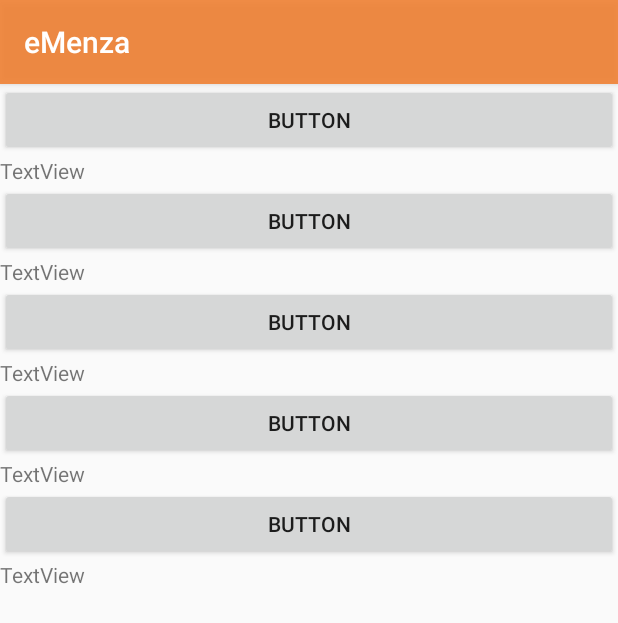
After one commit to SebastijanKokai/eMenza, an Android app: the Notifications screen opened directly, with no data from a screen before it, on a phone screen of 412 x 824 dp. The commit adds this screen. Shown: the top 623 px of the screen. Run offline under Robolectric (Android 15) with nearby library versions, the phone set to English and light mode, and no system bars.

Commit message:
Notifications

```diff
--- a/app/build.gradle
+++ b/app/build.gradle
@@ -38,6 +38,9 @@ dependencies {
     implementation 'com.google.firebase:firebase-auth:19.3.0'
     implementation 'androidx.annotation:annotation:1.1.0'
     implementation 'androidx.lifecycle:lifecycle-extensions:2.2.0'
+    implementation 'com.github.bumptech.glide:glide:4.7.1'
+    implementation 'org.jsoup:jsoup:1.13.1'
+    annotationProcessor 'com.github.bumptech.glide:compiler:4.7.1'
     testImplementation 'junit:junit:4.12'
     androidTestImplementation 'androidx.test.ext:junit:1.1.1'
     androidTestImplementation 'androidx.test.espresso:espresso-core:3.2.0'
--- a/app/src/main/AndroidManifest.xml
+++ b/app/src/main/AndroidManifest.xml
@@ -17,7 +17,8 @@
         android:roundIcon="@mipmap/ic_launcher_round"
         android:supportsRtl="true"
         android:theme="@style/AppTheme">
-        <activity android:name=".ProfileActivity"></activity>
+        <activity android:name=".Notifications"></activity>
+        <activity android:name=".ProfileActivity" />
         <activity android:name=".login.RegisterActivity" />
         <activity android:name=".login.LoginActivity" />
         <activity
--- /dev/null
+++ b/app/src/main/java/com/example/eMenza/Notifications.java
@@ -0,0 +1,148 @@
+package com.example.eMenza;
+
+import android.os.Bundle;
+import android.view.View;
+import android.view.animation.Animation;
+import android.view.animation.ScaleAnimation;
+import android.widget.Button;
+import android.widget.LinearLayout;
+import android.widget.TextView;
+
+import androidx.appcompat.app.AppCompatActivity;
+
+import org.jsoup.Jsoup;
+import org.jsoup.nodes.Document;
+import org.jsoup.nodes.Element;
+
+import java.util.ArrayList;
+
+public class Notifications extends AppCompatActivity {
+
+    LinearLayout.LayoutParams show = new LinearLayout.LayoutParams(LinearLayout.LayoutParams.MATCH_PARENT, LinearLayout.LayoutParams.WRAP_CONTENT);
+    LinearLayout.LayoutParams hide = new LinearLayout.LayoutParams(0, 0);
+
+
+    private String[] postsString = new String[]{"post-3539", "post-3534", "post-3529", "post-3504", "post-3493"};
+
+    private ArrayList<Post> postList = new ArrayList<Post>();
+
+    @Override
+    protected void onCreate(Bundle savedInstanceState) {
+        super.onCreate(savedInstanceState);
+        setContentView(R.layout.activity_notifications);
+        getData();
+
+    }
+
+    private void showParagraph() {
+
+        for(int i = 0; i < postList.size(); i++) {
+
+        }
+        // visible
+        // text
+        // animacija
+
+        // za scrollview za koji je button vezan
+    }
+
+    private void setListeners() {
+        Button btn1 = (Button) findViewById(R.id.button2);
+        Button btn2 = (Button) findViewById(R.id.button4);
+        Button btn3 = (Button) findViewById(R.id.button5);
+        Button btn4 = (Button) findViewById(R.id.button6);
+        Button btn5 = (Button) findViewById(R.id.button7);
+
+        TextView textView1 = (TextView) findViewById(R.id.textView20);
+        TextView textView2 = (TextView) findViewById(R.id.textView21);
+        TextView textView3 = (TextView) findViewById(R.id.textView22);
+        TextView textView4 = (TextView) findViewById(R.id.textView23);
+        TextView textView5 = (TextView) findViewById(R.id.textView24);
+
+        btn1.setOnClickListener(new View.OnClickListener() {
+            @Override
+            public void onClick(View v) {
+
+            }
+        });
+    }
+
+
+    private void getData() {
+        new Thread(new Runnable() {
+            @Override
+            public void run() {
+                try {
+                    String url="http://www.scns.rs/";//your website url
+                    Document doc = Jsoup.connect(url).get();
+
+                    TextView textView1 = (TextView) findViewById(R.id.textView20);
+                    TextView textView2 = (TextView) findViewById(R.id.textView21);
+                    TextView textView3 = (TextView) findViewById(R.id.textView22);
+                    TextView textView4 = (TextView) findViewById(R.id.textView23);
+                    TextView textView5 = (TextView) findViewById(R.id.textView24);
+
+                    for(int i = 0; i < postsString.length; i++) {
+                        Element postId = doc.getElementById(postsString[i]);
+                        Element notification = postId.select("a").first();
+                        Element title = postId.select("p").first();
+                        Element paragraph = postId.select("p").last();
+                        Post post = new Post(postId, notification, title, paragraph);
+                        postList.add(post);
+                    }
+
+                } catch (Exception e) {
+                    e.printStackTrace();
+                }
+
+                runOnUiThread(new Runnable() {
+                    @Override
+                    public void run() {
+                            /*for(int i = 0; i < postList.size(); i++) {
+                                Button button = new Button(getApplicationContext());
+                                final ScrollView scrollView = new ScrollView(getApplicationContext());
+                                final TextView textView = new TextView(getApplicationContext());
+
+                                button.setId(i);
+                                button.setText(postList.get(i).getNotification().text());
+
+
+
+                                textView.setText(postList.get(i).getParagraph().text());
+
+                                scrollView.setId(i);
+                                scrollView.addView(textView);
+
+                                LinearLayout layout = findViewById(R.id.linearLayout);
+
+
+                                button.setOnClickListener(new View.OnClickListener() {
+                                    @Override
+                                    public void onClick(View v) {
+                                        scrollView.setLayoutParams(show);
+
+                                    }
+                                });
+
+                                layout.addView(button, show);
+                                layout.addView(scrollView, hide);
+                            }*/
+                    }
+                });
+            }
+        }).start();
+    }
+
+    public void scaleView(View v, float startScale, float endScale) {
+        Animation anim = new ScaleAnimation(
+                1f, 1f, // Start and end values for the X axis scaling
+                startScale, endScale, // Start and end values for the Y axis scaling
+                Animation.RELATIVE_TO_SELF, 0f, // Pivot point of X scaling
+                Animation.RELATIVE_TO_SELF, 1f); // Pivot point of Y scaling
+        anim.setFillAfter(true); // Needed to keep the result of the animation
+        anim.setDuration(5000);
+        v.startAnimation(anim);
+    }
+
+
+}
--- /dev/null
+++ b/app/src/main/res/layout/activity_notifications.xml
@@ -0,0 +1,126 @@
+<?xml version="1.0" encoding="utf-8"?>
+<LinearLayout xmlns:android="http://schemas.android.com/apk/res/android"
+    xmlns:app="http://schemas.android.com/apk/res-auto"
+    xmlns:tools="http://schemas.android.com/tools"
+    android:id="@+id/linearLayout"
+    android:layout_width="match_parent"
+    android:layout_height="match_parent"
+    android:orientation="vertical"
+    tools:context=".Notifications" >
+
+    <Button
+        android:id="@+id/button2"
+        android:layout_width="match_parent"
+        android:layout_height="wrap_content"
+        android:text="Button" />
+
+    <ScrollView
+        android:layout_width="match_parent"
+        android:layout_height="wrap_content">
+
+        <LinearLayout
+            android:layout_width="match_parent"
+            android:layout_height="wrap_content"
+            android:orientation="vertical">
+
+            <TextView
+                android:id="@+id/textView20"
+                android:layout_width="match_parent"
+                android:layout_height="wrap_content"
+                android:text="TextView" />
+        </LinearLayout>
+    </ScrollView>
+
+    <Button
+        android:id="@+id/button4"
+        android:layout_width="match_parent"
+        android:layout_height="wrap_content"
+        android:text="Button" />
+
+    <ScrollView
+        android:layout_width="match_parent"
+        android:layout_height="wrap_content">
+
+        <LinearLayout
+            android:layout_width="match_parent"
+            android:layout_height="wrap_content"
+            android:orientation="vertical">
+
+            <TextView
+                android:id="@+id/textView21"
+                android:layout_width="match_parent"
+                android:layout_height="wrap_content"
+                android:text="TextView" />
+        </LinearLayout>
+    </ScrollView>
+
+    <Button
+        android:id="@+id/button5"
+        android:layout_width="match_parent"
+        android:layout_height="wrap_content"
+        android:text="Button" />
+
+    <ScrollView
+        android:layout_width="match_parent"
+        android:layout_height="wrap_content">
+
+        <LinearLayout
+            android:layout_width="match_parent"
+            android:layout_height="wrap_content"
+            android:orientation="vertical">
+
+            <TextView
+                android:id="@+id/textView22"
+                android:layout_width="match_parent"
+                android:layout_height="wrap_content"
+                android:text="TextView" />
+        </LinearLayout>
+    </ScrollView>
+
+    <Button
+        android:id="@+id/button6"
+        android:layout_width="match_parent"
+        android:layout_height="wrap_content"
+        android:text="Button" />
+
+    <ScrollView
+        android:layout_width="match_parent"
+        android:layout_height="wrap_content">
+
+        <LinearLayout
+            android:layout_width="match_parent"
+            android:layout_height="wrap_content"
+            android:orientation="vertical">
+
+            <TextView
+                android:id="@+id/textView23"
+                android:layout_width="match_parent"
+                android:layout_height="wrap_content"
+                android:text="TextView" />
+        </LinearLayout>
+    </ScrollView>
+
+    <Button
+        android:id="@+id/button7"
+        android:layout_width="match_parent"
+        android:layout_height="wrap_content"
+        android:text="Button" />
+
+    <ScrollView
+        android:layout_width="match_parent"
+        android:layout_height="match_parent">
+
+        <LinearLayout
+            android:layout_width="match_parent"
+            android:layout_height="wrap_content"
+            android:orientation="vertical">
+
+            <TextView
+                android:id="@+id/textView24"
+                android:layout_width="match_parent"
+                android:layout_height="wrap_content"
+                android:text="TextView" />
+        </LinearLayout>
+    </ScrollView>
+
+</LinearLayout>
--- a/app/src/main/res/layout/activity_payment.xml
+++ b/app/src/main/res/layout/activity_payment.xml
@@ -42,6 +42,7 @@
             android:id="@+id/mainMenu"
             android:layout_width="wrap_content"
             android:layout_height="wrap_content"
+            android:onClick="showPopup"
             app:srcCompat="@mipmap/ic_logo_foreground" />
     </LinearLayout>
 
--- a/app/src/main/res/layout/activity_profile.xml
+++ b/app/src/main/res/layout/activity_profile.xml
@@ -41,6 +41,7 @@
                     android:id="@+id/mainMenu"
                     android:layout_width="wrap_content"
                     android:layout_height="wrap_content"
+                    android:onClick="showPopup"
                     app:srcCompat="@mipmap/ic_logo_foreground" />
             </LinearLayout>
 
--- a/app/src/main/res/layout/content_main.xml
+++ b/app/src/main/res/layout/content_main.xml
@@ -61,7 +61,7 @@
         android:layout_marginEnd="32dp"
         android:layout_marginRight="32dp"
         android:background="@drawable/roundbutton"
-        android:text="3"
+        android:text="@string/breakfastState"
         android:textColor="#ffffff"
         android:textSize="32dp"
         app:layout_constraintEnd_toStartOf="@+id/btnLunch"
@@ -74,7 +74,7 @@
         android:layout_height="83dp"
         android:layout_marginTop="32dp"
         android:background="@drawable/roundbutton"
-        android:text="5"
+        android:text="@string/lunchState"
         android:textColor="#ffffff"
         android:textSize="32dp"
         app:layout_constraintEnd_toStartOf="@+id/btnDinner"
@@ -91,7 +91,7 @@
         android:layout_marginEnd="32dp"
         android:layout_marginRight="32dp"
         android:background="@drawable/roundbutton"
-        android:text="11"
+        android:text="@string/dinnerState"
         android:textColor="#ffffff"
         android:textSize="32dp"
         app:layout_constraintEnd_toEndOf="parent"
--- a/app/src/main/res/menu/mainmenu.xml
+++ b/app/src/main/res/menu/mainmenu.xml
@@ -2,7 +2,7 @@
 <menu xmlns:android="http://schemas.android.com/apk/res/android">
     <item android:id="@+id/profile"
         android:title="@string/profile" />
-    <item android:id="@+id/restaurants"
+    <item android:id="@+id/restaurants" android:enabled="false"
         android:title="@string/restaurants" />
     <item android:id="@+id/notifications"
         android:title="@string/notifications" />
--- a/app/src/main/res/values/strings.xml
+++ b/app/src/main/res/values/strings.xml
@@ -68,5 +68,10 @@
     <string name="balance">Iznos na racunu: %1$s rsd</string>
     <string name="price">Cena: %1$s rsd</string>
     <string name="afterTransaction">Iznos posle transakcije: %1$s rsd</string>
+    <string name="paymentPriceError">Cena je previsoka.</string>
+
+    <string name="breakfastState">10</string>
+    <string name="lunchState">10</string>
+    <string name="dinnerState">10</string>
 
 </resources>
--- a/build.gradle
+++ b/build.gradle
@@ -5,6 +5,7 @@ buildscript {
     repositories {
         google()
         jcenter()
+        mavenCentral()
 
     }
     dependencies {
```
Also changed, not shown: app/src/main/java/com/example/eMenza/MainActivity.java (+28 -17 lines), app/src/main/java/com/example/eMenza/Payment.java (+72 -21 lines), app/src/main/java/com/example/eMenza/Post.java (added, +51 -0 lines), app/src/main/java/com/example/eMenza/ProfileActivity.java (+82 -2 lines), app/src/main/java/com/example/eMenza/TextSizeTransition.java (added, +83 -0 lines), app/src/main/java/com/example/eMenza/login/LoginActivity.java (+5 -5 lines), app/src/main/res/anim/animation.xml (added, +9 -0 lines), app/src/main/res/layout/color_spinner_layout.xml (added, +7 -0 lines), app/src/main/res/layout/spinner_dropdown_layout.xml (added, +7 -0 lines).
